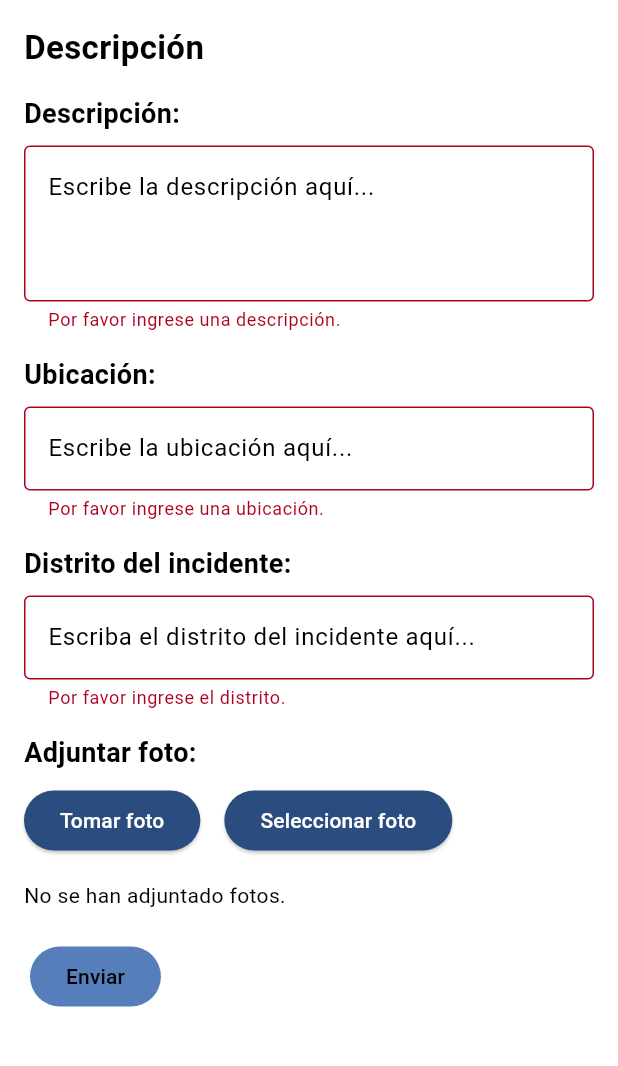
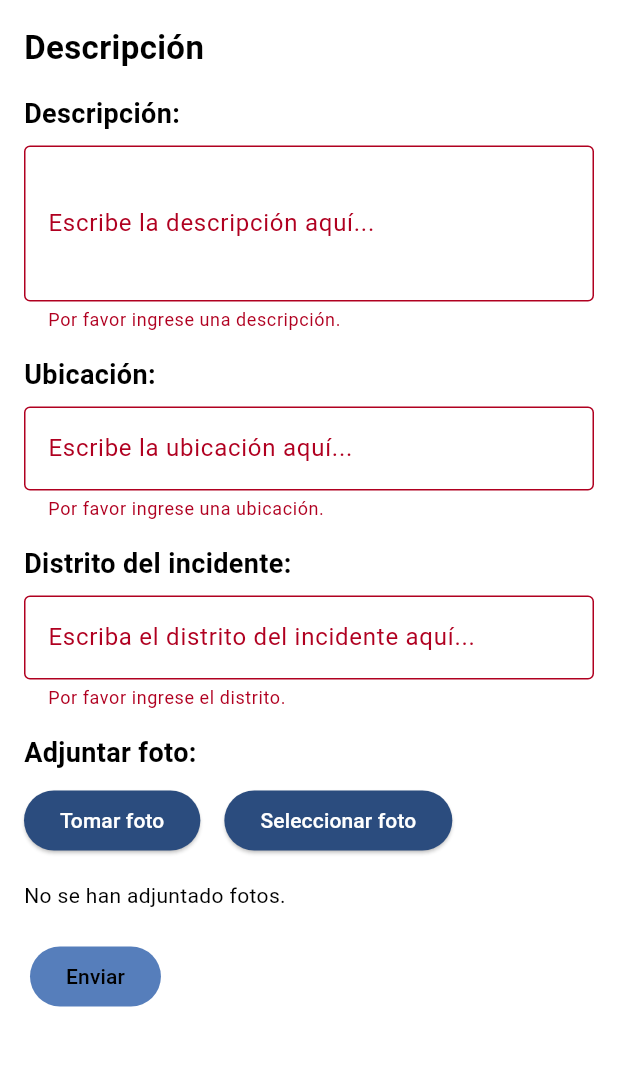
Before and after one commit to AppLima/inlima_mobile, a Flutter app: the DescriptionPage screen opened by its route, after a tap on "Enviar", on a phone screen of 412 x 824 dp, the part 84-1150 px from its top. Run offline on Flutter 3.47's test engine with Material 3 defaults, Android fonts, the light colour scheme and no system bars; our stand-ins replace firebase_core, firebase_storage, flutter_svg, get, image_picker, local_auth; accounts and stored records are empty; project files that could hold a hidden picture were left out.

Commit message:
Fixing pages

```diff
--- a/assets/json/quejas.json
+++ b/assets/json/quejas.json
@@ -8,6 +8,7 @@
         "estado": "En proceso",
         "usuario_id": 2,
         "foto": [
+            "https://firebasestorage.googleapis.com/v0/b/inlima-snapcloud.appspot.com/o/quejas%2Fimage76.png?alt=media&token=7d4fcff3-866c-4644-81cf-7a2efb8fe4b0",
             "https://firebasestorage.googleapis.com/v0/b/inlima-snapcloud.appspot.com/o/quejas%2Fimage76.png?alt=media&token=7d4fcff3-866c-4644-81cf-7a2efb8fe4b0",
             "https://firebasestorage.googleapis.com/v0/b/inlima-snapcloud.appspot.com/o/quejas%2Fimage77.png?alt=media&token=32859f70-409e-4f18-acb2-21b6dc63516a"
         ]
--- a/lib/main.dart
+++ b/lib/main.dart
@@ -39,11 +39,11 @@ class MyApp extends StatelessWidget {
       routes: {
         '/login/pagina_principal': (context) => PaginaPrincipalPage(),
         '/login/inicio': (context) => InicioPage(isRegister: false),
-        '/home':  (context) => HomePage(),
+        '/home':  (context) => const HomePage(),
         '/confi_biometrica':  (context) => ConfiBiometricaPage(),
         '/perfil':  (context) => PerfilPage(),
         '/complaint': (context) => ComplaintPage(),
-        '/description': (context) => const DescriptionPage(),
+        '/description': (context) => DescriptionPage(),
         '/survey': (context) => SurveyPage(),
         '/survey_description' : (context) => SurveyDescription(),
         '/survey_creation' : (context) => SurveyCreationPage(),
--- a/lib/pages/description/description_controller.dart
+++ b/lib/pages/description/description_controller.dart
@@ -1,8 +1,33 @@
 import 'dart:io';
 import 'package:firebase_storage/firebase_storage.dart';
+import 'package:flutter/material.dart';
+import 'package:get/get.dart';
 
-class DescriptionController {
+class DescriptionController extends GetxController {
   final FirebaseStorage _storage = FirebaseStorage.instance;
+  final TextEditingController descriptionController = TextEditingController();
+  final TextEditingController locationController = TextEditingController();
+  final TextEditingController districtController = TextEditingController();
+
+  RxList<File> selectedImages = <File>[].obs;
+  Rx<String?> descriptionError = Rx<String?>(null);
+  Rx<String?> locationError = Rx<String?>(null);
+  Rx<String?> districtError = Rx<String?>(null);
+  Rx<String?> adviseContent = Rx<String?>(null);
+
+  bool validateFields() {
+    final description = descriptionController.text.trim();
+    final location = locationController.text.trim();
+    final district = districtController.text.trim();
+
+    descriptionError.value = description.isEmpty ? 'Por favor ingrese una descripción.' : null;
+    locationError.value = location.isEmpty ? 'Por favor ingrese una ubicación.' : null;
+    districtError.value = district.isEmpty ? 'Por favor ingrese el distrito.' : null;
+
+    return descriptionError.value == null &&
+           locationError.value == null &&
+           districtError.value == null;
+  }
 
   Future<String?> uploadImage(File imageFile) async {
     try {
@@ -24,11 +49,6 @@ class DescriptionController {
     }
   }
 
-  void resetData() {
-
-  }
-
-  // Función para subir múltiples imágenes
   Future<List<String>> uploadImages(List<File> images) async {
     List<String> downloadUrls = [];
     for (File image in images) {
@@ -38,6 +58,28 @@ class DescriptionController {
       }
     }
     return downloadUrls;
+  }
+
+  Future<void> enviar() async {
+    if (validateFields()) {
+      List<String> downloadUrls = [];
+
+      if (selectedImages.isNotEmpty) {
+        downloadUrls = await uploadImages(selectedImages);
+      }
+
+      final description = descriptionController.text.trim();
+      final location = locationController.text.trim();
+      final district = districtController.text.trim();
+
+      printDetails(description, location, district, downloadUrls);
+
+      adviseContent.value = "Queja enviada con éxito";
+    }
+  }
+
+  void resetData() {
+
   }
 
   void printDetails(String description, String location, String district, List<String> imageUrls) {
--- a/lib/pages/description/description_page.dart
+++ b/lib/pages/description/description_page.dart
@@ -7,101 +7,25 @@ import '../../components/inlima_appbar.dart';
 import '../../components/lateral_bar.dart';
 import 'package:get/get.dart';
 
-class DescriptionPage extends StatefulWidget {
-  const DescriptionPage({Key? key}) : super(key: key);
+class DescriptionPage extends StatelessWidget {
+  DescriptionPage({super.key});
 
-  @override
-  _DescriptionPageState createState() => _DescriptionPageState();
-}
-
-class _DescriptionPageState extends State<DescriptionPage> {
+  final DescriptionController _controller = Get.put(DescriptionController());
   final ImagePicker _picker = ImagePicker();
-  List<File> _selectedImages = [];
-  final DescriptionController _controller = Get.put(DescriptionController());
-
   final GlobalKey<ScaffoldState> _scaffoldKey = GlobalKey<ScaffoldState>();
-
-  final _descriptionController = TextEditingController();
-  final _locationController = TextEditingController();
-  final _districtController = TextEditingController();
-
-  String? _descriptionError;
-  String? _locationError;
-  String? _districtError;
-  String? _adviseContent;
-
-  Future<void> _enviar() async {
-
-    bool isValid = false;
-
-    setState(() {
-      isValid = _validateFields();
-    });
-
-    if (isValid) {
-      List<String> downloadUrls = [];
-
-      if (_selectedImages.isNotEmpty) {
-        downloadUrls = await _controller.uploadImages(_selectedImages);
-      }
-
-      final description = _descriptionController.text.trim();
-      final location = _locationController.text.trim();
-      final district = _districtController.text.trim();
-      _controller.printDetails(description, location, district, downloadUrls);
-
-      setState(() {
-        _adviseContent = "Queja enviada con éxito";
-      });
-    }
-  }
-
-  String? _getAdviseContent() {
-    return _adviseContent;
-  }
-
-  String? _getAdviseRoute() {
-    return _adviseContent != null ? "/complaint" : null;
-  }
-
-  bool _validateFields() {
-    final description = _descriptionController.text.trim();
-    final location = _locationController.text.trim();
-    final district = _districtController.text.trim();
-
-    setState(() {
-      _descriptionError = description.isEmpty ? 'Por favor ingrese una descripción.' : null;
-      _locationError = location.isEmpty ? 'Por favor ingrese una ubicación.' : null;
-      _districtError = district.isEmpty ? 'Por favor ingrese el distrito.' : null;
-    });
-
-    return _descriptionError == null && _locationError == null && _districtError == null;
-  }
 
   Future<void> _takePhoto() async {
     final pickedImage = await _picker.pickImage(source: ImageSource.camera);
-
     if (pickedImage != null) {
-      setState(() {
-        _selectedImages.add(File(pickedImage.path));
-      });
+      _controller.selectedImages.add(File(pickedImage.path));
     }
   }
 
   Future<void> _selectPhoto() async {
     final pickedImage = await _picker.pickImage(source: ImageSource.gallery);
-
     if (pickedImage != null) {
-      setState(() {
-        _selectedImages.add(File(pickedImage.path));
-      });
+      _controller.selectedImages.add(File(pickedImage.path));
     }
-  }
-
-  void _removePhoto(int index) {
-    setState(() {
-      _selectedImages.removeAt(index);
-    });
   }
 
   @override
@@ -109,12 +33,12 @@ class _DescriptionPageState extends State<DescriptionPage> {
     final String? asunto = ModalRoute.of(context)?.settings.arguments as String?;
 
     return Scaffold(
-      key: _scaffoldKey, // Pass the key to Scaffold
+      key: _scaffoldKey,
       appBar: InLimaAppBar(
         isInPerfil: false,
-        scaffoldKey: _scaffoldKey, // Pass the scaffoldKey to the InLimaAppBar
+        scaffoldKey: _scaffoldKey,
       ),
-      drawer: LateralBar(),
+      drawer: const LateralBar(),
       body: Padding(
         padding: const EdgeInsets.all(16.0),
         child: SingleChildScrollView(
@@ -131,43 +55,43 @@ class _DescriptionPageState extends State<DescriptionPage> {
                 style: TextStyle(fontSize: 18, fontWeight: FontWeight.bold),
               ),
               const SizedBox(height: 8),
-              TextField(
-                controller: _descriptionController,
+              Obx(() => TextFormField(
+                controller: _controller.descriptionController,
                 decoration: InputDecoration(
                   border: const OutlineInputBorder(),
-                  hintText: 'Escribe la descripción aquí...',
-                  errorText: _descriptionError,
+                  labelText: 'Escribe la descripción aquí...',
+                  errorText: _controller.descriptionError.value,
                 ),
                 maxLines: 3,
-              ),
+              )),
               const SizedBox(height: 16),
               const Text(
                 'Ubicación:',
                 style: TextStyle(fontSize: 18, fontWeight: FontWeight.bold),
               ),
               const SizedBox(height: 8),
-              TextField(
-                controller: _locationController,
+              Obx(() => TextFormField(
+                controller: _controller.locationController,
                 decoration: InputDecoration(
                   border: const OutlineInputBorder(),
-                  hintText: 'Escribe la ubicación aquí...',
-                  errorText: _locationError,
+                  labelText: 'Escribe la ubicación aquí...',
+                  errorText: _controller.locationError.value,
                 ),
-              ),
+              )),
               const SizedBox(height: 16),
               const Text(
                 'Distrito del incidente:',
                 style: TextStyle(fontSize: 18, fontWeight: FontWeight.bold),
               ),
               const SizedBox(height: 8),
-              TextField(
-                controller: _districtController,
+              Obx(() => TextField(
+                controller: _controller.districtController,
                 decoration: InputDecoration(
                   border: const OutlineInputBorder(),
-                  hintText: 'Escriba el distrito del incidente aquí...',
-                  errorText: _districtError,
+                  labelText: 'Escriba el distrito del incidente aquí...',
+                  errorText: _controller.districtError.value,
                 ),
-              ),
+              )),
               const SizedBox(height: 16),
               const Text(
                 'Adjuntar foto:',
@@ -188,35 +112,34 @@ class _DescriptionPageState extends State<DescriptionPage> {
                 ],
               ),
               const SizedBox(height: 16),
-              _selectedImages.isEmpty
+              Obx(() => _controller.selectedImages.isEmpty
                   ? const Text('No se han adjuntado fotos.')
                   : ListView.builder(
                       shrinkWrap: true,
                       physics: const NeverScrollableScrollPhysics(),
-                      itemCount: _selectedImages.length,
+                      itemCount: _controller.selectedImages.length,
                       itemBuilder: (context, index) {
-                        final imageFile = _selectedImages[index];
+                        //final imageFile = _controller.selectedImages[index];
                         return ListTile(
                           leading: const Icon(Icons.image),
                           title: Text('Foto ${index + 1}'),
                           trailing: IconButton(
                             icon: const Icon(Icons.delete, color: Colors.red),
-                            onPressed: () => _removePhoto(index),
+                            onPressed: () => _controller.selectedImages.removeAt(index),
                           ),
                         );
                       },
-                    ),
+                    )),
               const SizedBox(height: 16),
-
-              ButtonSimple(
+              Obx(() => ButtonSimple(
                 text: 'Enviar',
                 enabled: true,
-                adviseContent: _getAdviseContent(),
+                adviseContent: _controller.adviseContent.value,
                 onPressed: () async {
-                  await _enviar();
+                  await _controller.enviar();
                 },
-                adviseRoute: _getAdviseRoute(),
-              ),
+                adviseRoute: _controller.adviseContent.value != null ? "/home" : null,
+              )),
             ],
           ),
         ),
--- a/lib/pages/historic/historic_controller.dart
+++ b/lib/pages/historic/historic_controller.dart
@@ -1,5 +1,4 @@
 import 'package:get/get.dart';
-import 'package:inlima_mobile/models/usuario.dart';
 import '../../models/queja.dart';
 import '../../services/queja_service.dart';
 import '../../_global_controllers/sesion_controller.dart';
@@ -21,12 +20,12 @@ class HistoricController extends GetxController {
     auxlist.value = await quejaService.fetchAll();
 
     int userId = sesionController.usuario.idUsuario;
-    print(userId);
+    //print(userId);
 
     complaints.value = auxlist.where((queja) => queja.usuarioId == userId).toList();
 
     if (complaints.isEmpty) {
-      print("No complaints found for user $userId");
+      //print("No complaints found for user $userId");
     }
   }
 }
--- a/lib/pages/historic/historic_page.dart
+++ b/lib/pages/historic/historic_page.dart
@@ -34,17 +34,26 @@ class HistoricPage extends StatelessWidget {
   @override
   Widget build(BuildContext context) {
     return MaterialApp(
+      debugShowCheckedModeBanner: false,
       home: Scaffold(
         resizeToAvoidBottomInset: false,
-        appBar: AppBar(
-          title: const Text(
-            'Historial de Quejas',
-            style: TextStyle(
-              fontSize: 20,
-              fontWeight: FontWeight.bold
-            ),),
+        body: Column(
+          children: [
+            const Padding(
+              padding: EdgeInsets.all(16.0),
+              child: Text(
+                'Historial de Quejas',
+                style: TextStyle(
+                  fontSize: 20,
+                  fontWeight: FontWeight.bold,
+                ),
+              ),
+            ),
+            Expanded(
+              child: _buildBody(context),
+            )
+          ],
         ),
-        body: _buildBody(context),
       ),
     );
   }
--- a/lib/pages/home/home_page.dart
+++ b/lib/pages/home/home_page.dart
@@ -1,5 +1,5 @@
 import 'package:flutter/material.dart';
-import 'package:get/get.dart'; // Asegúrate de importar GetX
+import 'package:get/get.dart';
 import 'package:inlima_mobile/components/inlima_appbar.dart';
 import '../sos/sos_page.dart';
 import '../survey_creation/survey_creation.dart';
@@ -9,7 +9,7 @@ import '../historic/historic_page.dart';
 import '../search/search_page.dart';
 import '../../configs/colors.dart';
 import '../../components/lateral_bar.dart';
-import '../../_global_controllers/sesion_controller.dart'; // Importa tu SesionController
+import '../../_global_controllers/sesion_controller.dart';
 
 class HomePage extends StatefulWidget {
   const HomePage({super.key});
@@ -22,7 +22,6 @@ class _HomePageState extends State<HomePage> {
   int _selectedIndex = 0;
   final GlobalKey<ScaffoldState> _scaffoldKey = GlobalKey<ScaffoldState>();
 
-  // Define las páginas para usuarios normales y administradores
   late final List<Widget> _userPages;
   late final List<Widget> _adminPages;
 
--- a/lib/pages/result/result_controller.dart
+++ b/lib/pages/result/result_controller.dart
@@ -1,7 +1,6 @@
 import 'package:get/get.dart';
 import 'package:inlima_mobile/models/queja.dart';
 import '../../services/queja_service.dart';
-import '../../_global_controllers/sesion_controller.dart';
 
 class ResultController extends GetxController {
   QuejaService quejaService = QuejaService();
@@ -21,17 +20,17 @@ class ResultController extends GetxController {
   }
 
   void listComplaints() async {
-    print('Topics: $topics'); // Para depuración: Verifica qué temas se están recibiendo
+    //print('Topics: $topics'); // Para depuración: Verifica qué temas se están recibiendo
 
     auxlist.value = await quejaService.fetchAll();
-    print('Auxlist quejas: $auxlist'); // Para depuración: Verifica qué quejas se han obtenido
+    //print('Auxlist quejas: $auxlist'); // Para depuración: Verifica qué quejas se han obtenido
 
     // Verifica si los asuntos coinciden con los temas de manera robusta
     complaints.value = auxlist.where((queja) {
       return topics.any((topic) => queja.asunto.toLowerCase().trim() == topic.toLowerCase().trim());
     }).toList();
 
-    print('Filtered complaints: $complaints'); // Para depuración: Verifica qué quejas pasan el filtro
+    //print('Filtered complaints: $complaints'); // Para depuración: Verifica qué quejas pasan el filtro
   }
 
 }
--- a/lib/pages/result/result_page.dart
+++ b/lib/pages/result/result_page.dart
@@ -6,17 +6,19 @@ import '../../components/inlima_appbar.dart';
 import '../../components/lateral_bar.dart';
 
 class ResultPage extends StatelessWidget {
+  ResultPage({super.key});
+
   final GlobalKey<ScaffoldState> _scaffoldKey = GlobalKey<ScaffoldState>();
 
   Widget _buildBody(BuildContext context) {
     final ResultController control = Get.put(
       ResultController(
-        ModalRoute.of(context)?.settings.arguments as List<String> ?? []
+        ModalRoute.of(context)?.settings.arguments as List<String>
       )
     );
 
     control.resetData();
-    control.topics.assignAll(ModalRoute.of(context)?.settings.arguments as List<String> ?? []);
+    control.topics.assignAll(ModalRoute.of(context)?.settings.arguments as List<String>);
     control.listComplaints();
 
     return SafeArea(
@@ -51,7 +53,7 @@ class ResultPage extends StatelessWidget {
         isInPerfil: false,
         scaffoldKey: _scaffoldKey, // Pass the scaffoldKey to the InLimaAppBar
       ),
-      drawer: LateralBar(),
+      drawer: const LateralBar(),
       resizeToAvoidBottomInset: false,
       body: _buildBody(context),
     );
--- a/lib/pages/survey_creation/survey_creation.dart
+++ b/lib/pages/survey_creation/survey_creation.dart
@@ -14,6 +14,7 @@ class SurveyCreationPage extends StatelessWidget {
   Widget build(BuildContext context) {
     return Scaffold(
       resizeToAvoidBottomInset: true,
+      appBar: null,
       /*key: _scaffoldKey,
       appBar: InLimaAppBar(
         isInPerfil: true,
```
Lines whose indentation alone changed are shown as unchanged.
